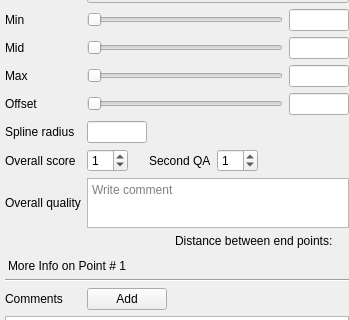
First picture: the form in freeview/PanelPointSet.ui, repository freesurfer/freesurfer, before the edit; both pictures show x 0 to 349 and y 262 to 582 of the 349 by 846 pixel window.
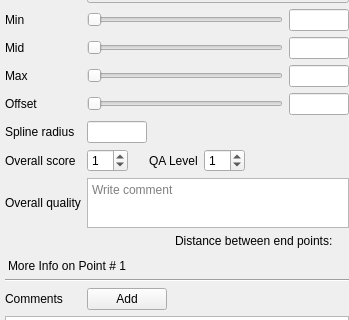
Second picture: the form after the edit. Custom widgets are drawn as their Qt base class.

Commit message: Changed 2nd QA to QA level for point set.

The edit to the form file:
```diff
--- a/freeview/PanelPointSet.ui
+++ b/freeview/PanelPointSet.ui
@@ -464,7 +464,7 @@
         <item>
          <widget class="QLabel" name="label_3">
           <property name="text">
-           <string>Second QA</string>
+           <string>QA Level</string>
           </property>
          </widget>
         </item>
```
The commit also changes 2 other files.
